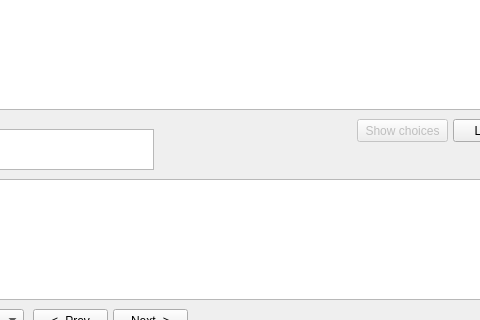
KevinVG207/Uma-Carotene-TL, file src/ui/widget_story.ui: the form before one commit; both pictures show x 517 to 997 and y 101 to 421 of the 1280 by 540 pixel window.
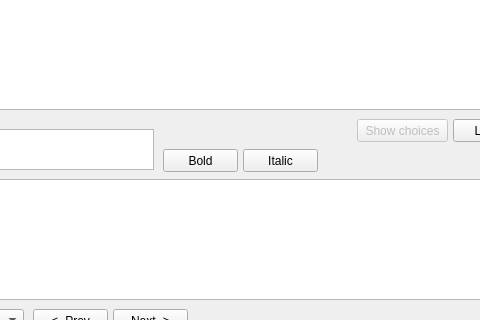
The form after the commit.

Commit message: Reworked text display

Patch:
```diff
--- a/src/ui/widget_story.ui
+++ b/src/ui/widget_story.ui
@@ -423,6 +423,32 @@
     <string notr="true">Discard changes</string>
    </property>
   </widget>
+  <widget class="QPushButton" name="btn_bold">
+   <property name="geometry">
+    <rect>
+     <x>680</x>
+     <y>250</y>
+     <width>75</width>
+     <height>23</height>
+    </rect>
+   </property>
+   <property name="text">
+    <string>Bold</string>
+   </property>
+  </widget>
+  <widget class="QPushButton" name="btn_italic">
+   <property name="geometry">
+    <rect>
+     <x>760</x>
+     <y>250</y>
+     <width>75</width>
+     <height>23</height>
+    </rect>
+   </property>
+   <property name="text">
+    <string notr="true">Italic</string>
+   </property>
+  </widget>
  </widget>
  <resources/>
  <connections/>
```
The commit also changes 1 other file.
